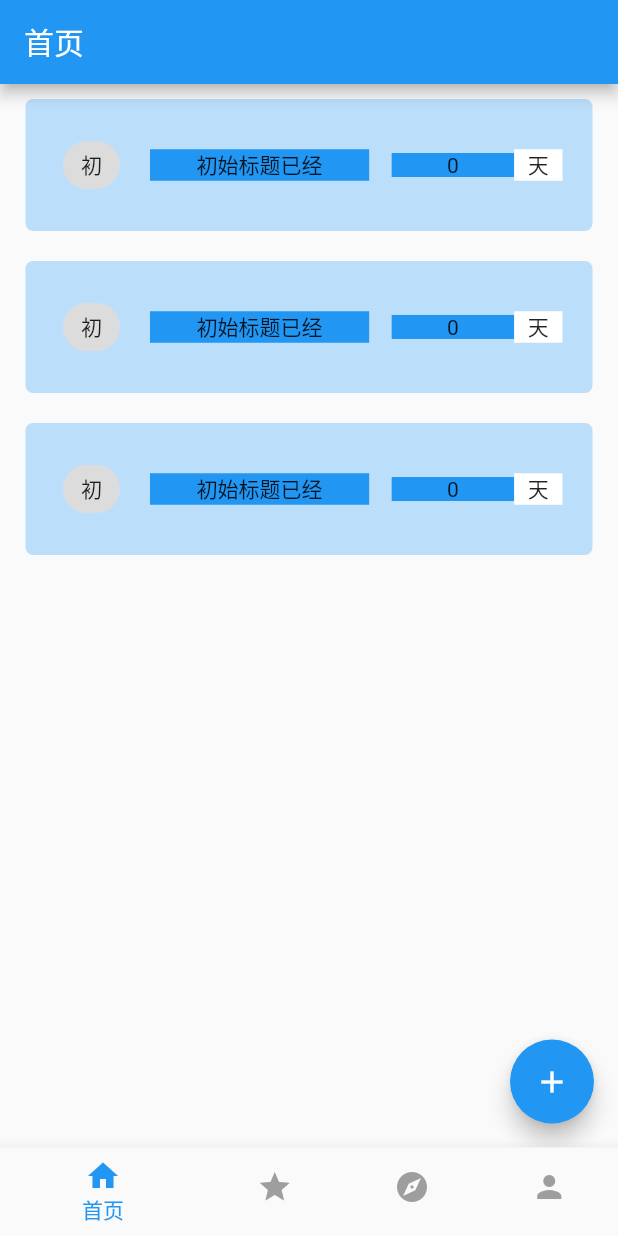
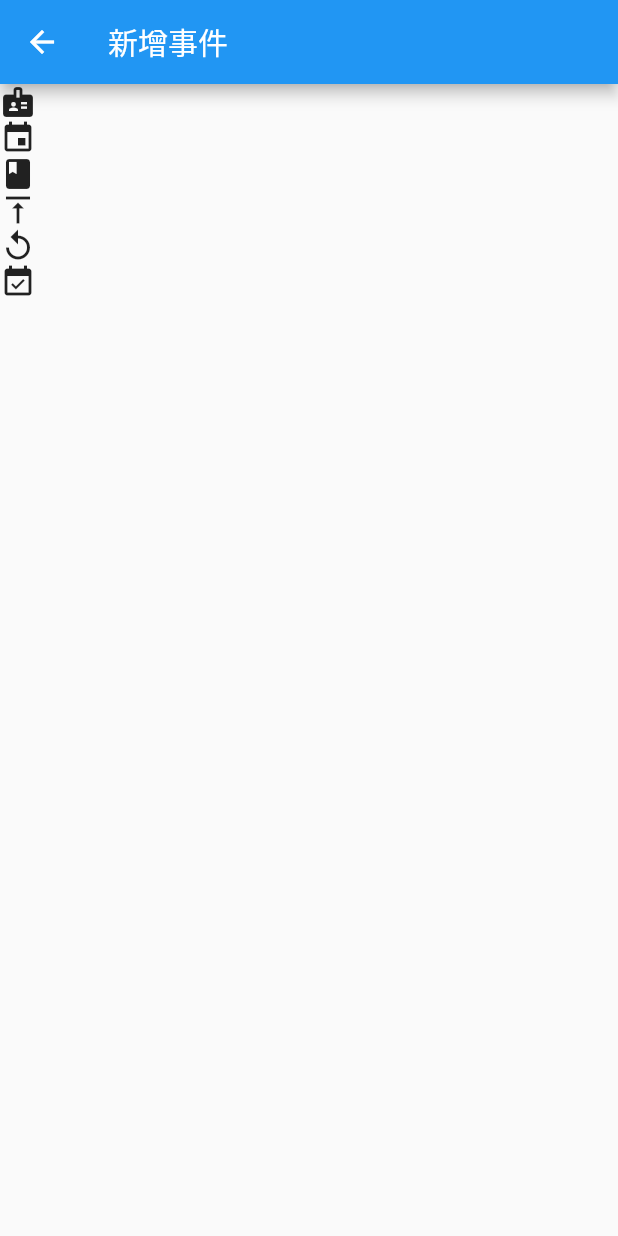
Before and after one commit to skyinJune/todo_flutter, a Flutter app: the screen it shows after launch, after a tap on the "add" icon, on a phone screen of 412 x 824 dp. Run offline on Flutter 3.47's test engine with Material 2 defaults, Android fonts, the phone set to English and light mode, and no system bars.

Commit message:
计算天数+跳转到发布页

```diff
--- /dev/null
+++ b/lib/routes/addTodo/index.dart
@@ -0,0 +1,26 @@
+import 'package:flutter/material.dart';
+
+class AddTodoPage extends StatefulWidget {
+  _AddTodoPageState createState() => _AddTodoPageState();
+}
+
+class _AddTodoPageState extends State<AddTodoPage> {
+  @override
+  Widget build(BuildContext context) {
+    return Scaffold(
+      appBar: AppBar(
+        title: Text('新增事件'),
+      ),
+      body: Column(
+        children: [
+          Icon(Icons.badge),
+          Icon(Icons.event),
+          Icon(Icons.book),
+          Icon(Icons.vertical_align_top),
+          Icon(Icons.replay),
+          Icon(Icons.event_available),
+        ],
+      ),
+    );
+  }
+}
--- a/lib/routes/home/widgets/todoListTabBar.dart
+++ b/lib/routes/home/widgets/todoListTabBar.dart
@@ -1,4 +1,5 @@
 import 'package:flutter/material.dart';
+import 'package:todo_flutter/routes/addTodo/index.dart';
 import 'package:todo_flutter/widgets/todoItem.dart';
 
 class TodoListTabBar extends StatefulWidget {
@@ -19,6 +20,7 @@ class _TodoListTabBarState extends State<TodoListTabBar>
           return TodoItem(
             title: '初始标题',
             createTime: new DateTime.now(),
+            beginTime: DateTime.parse("2020-07-20 20:18:04"),
           );
         },
         itemCount: _count,
@@ -28,6 +30,9 @@ class _TodoListTabBarState extends State<TodoListTabBar>
           setState(() {
             _count++;
           });
+          Navigator.push(context, MaterialPageRoute(builder: (context) {
+            return AddTodoPage();
+          }));
         },
         child: Icon(Icons.add),
       ),
--- a/lib/widgets/todoItem.dart
+++ b/lib/widgets/todoItem.dart
@@ -1,14 +1,20 @@
 import 'package:flutter/material.dart';
 
 class TodoItem extends StatelessWidget {
-  TodoItem({Key key, @required this.title, @required this.createTime})
+  TodoItem(
+      {Key key,
+      @required this.title,
+      @required this.createTime,
+      @required this.beginTime})
       : super(key: key);
 
   final String title;
   final DateTime createTime;
+  final DateTime beginTime;
 
   @override
   Widget build(BuildContext context) {
+    final int _diffDays = new DateTime.now().difference(beginTime).inDays;
     return Container(
       width: double.infinity,
       decoration: BoxDecoration(
@@ -24,7 +30,7 @@ class TodoItem extends StatelessWidget {
                 margin: EdgeInsets.only(left: 15),
                 color: Theme.of(context).primaryColor,
                 alignment: Alignment.center,
-                child: Text('$title已经'),
+                child: Text(title + (_diffDays > 0 ? '已经' : '还有')),
               )),
           Expanded(
               flex: 3,
@@ -32,7 +38,7 @@ class TodoItem extends StatelessWidget {
                 margin: EdgeInsets.only(left: 15),
                 color: Theme.of(context).accentColor,
                 alignment: Alignment.center,
-                child: Text(countDays().toString()),
+                child: Text('$_diffDays'),
               )),
           Expanded(
               flex: 1,
@@ -48,8 +54,4 @@ class TodoItem extends StatelessWidget {
       padding: EdgeInsets.all(20),
     );
   }
-
-  int countDays() {
-    return DateTime.now().compareTo(createTime);
-  }
 }
```
